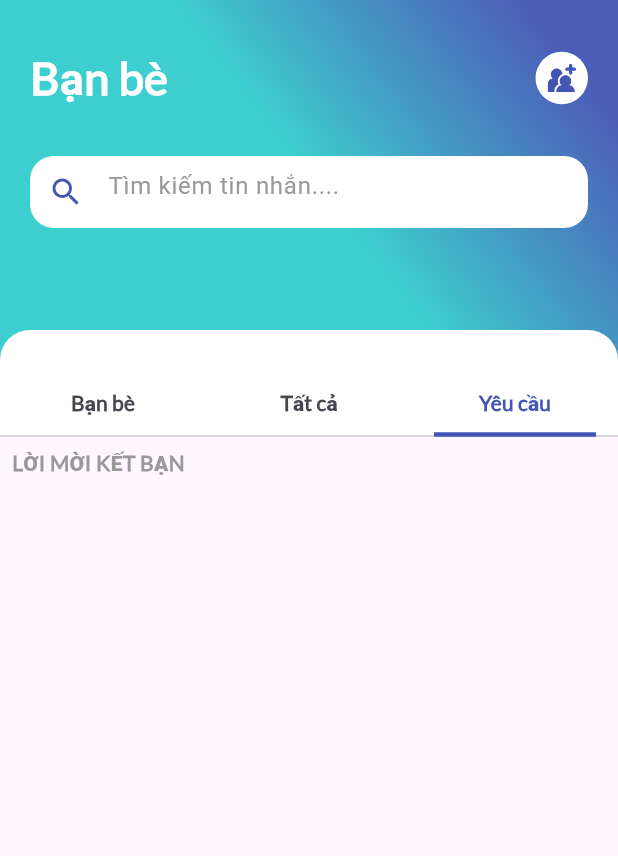
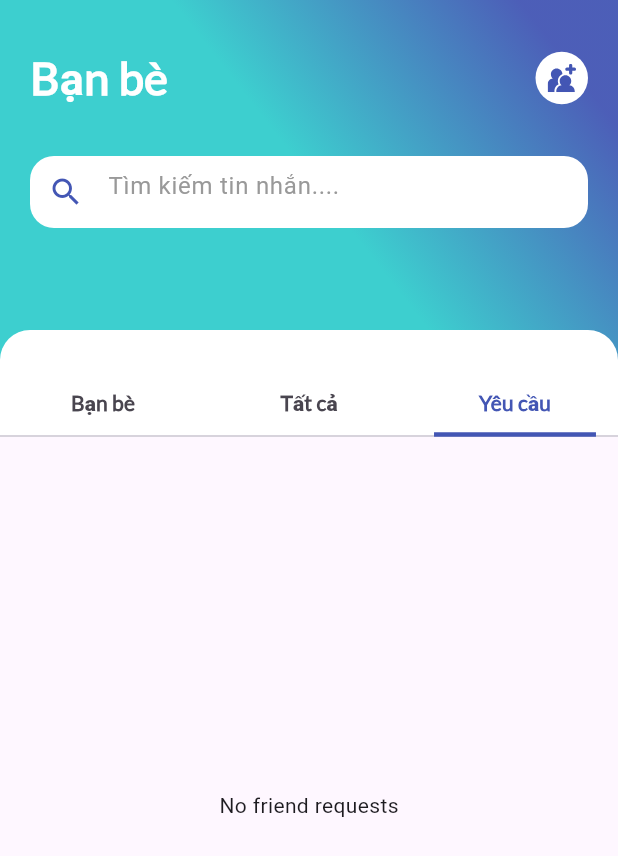
Before and after one commit to vuminhcute2k2/Asomewe_Chat, a Flutter app: the ListFriendsScreen screen opened by its route, tab 3 chosen, on a phone screen of 412 x 824 dp. Shown: the top 856 px of the screen. Run offline on Flutter 3.47's test engine with Material 3 defaults, Android fonts, the phone set to English and light mode, and no system bars; our stand-ins replace cloud_firestore, firebase_auth, firebase_core, firebase_database, firebase_storage, flutter_svg and 5 more; accounts and stored records are empty; network calls fail.

Commit message:
hiển thị thông tin người gửi lời mời kết bạn

```diff
--- a/awesome_chat/lib/app.dart
+++ b/awesome_chat/lib/app.dart
@@ -1,3 +1,4 @@
+import 'package:awesome_chat/app/modules/home/tapbarfriends/controller/requestfriends_controller.dart';
 import 'package:awesome_chat/app/modules/home/views/navigatorhome_screen.dart';
 import 'package:awesome_chat/app/modules/login/views/login_screen.dart';
 import 'package:awesome_chat/app/routers/app_routers.dart';
@@ -14,6 +15,9 @@ class AwesomeChat extends StatelessWidget {
       debugShowCheckedModeBanner: false,
       initialRoute: AppRouterName.Splash,
       onGenerateRoute: AppRouter.onGenerateRoute,
+      // initialBinding: BindingsBuilder(() {
+      //   Get.put(RequestFriendsController());
+      // }),
       home: StreamBuilder(
         stream: FirebaseAuth.instance.authStateChanges(),
         builder: (context, AsyncSnapshot<User?> snapshot) {
--- a/awesome_chat/lib/app/modules/home/tapbarfriends/views/allfriends_screen.dart
+++ b/awesome_chat/lib/app/modules/home/tapbarfriends/views/allfriends_screen.dart
@@ -76,7 +76,6 @@ class ItemAllFriends extends GetView<AllFriendsController> {
                                       title: Text(fullname ?? 'No name'),
                                       subtitle: Text(email ?? 'No email'),
                                       trailing: GestureDetector(
-
                                         onTap: () async {
                                           User? currentUser =
                                               FirebaseAuth.instance.currentUser;
@@ -89,7 +88,9 @@ class ItemAllFriends extends GetView<AllFriendsController> {
 
                                           if (currentUser != null) {
                                             senderId = currentUser.uid;
-                                            receiverId = userId;
+                                            receiverId = userData['uid'];
+                                            receiverName = userData['fullname'];
+                                            receiverPhotoUrl = userData['image'];
 
                                             try {
                                               DocumentSnapshot snapshot =
@@ -134,7 +135,6 @@ class ItemAllFriends extends GetView<AllFriendsController> {
                                             // Xử lý trường hợp không tìm thấy thông tin cần thiết
                                           }
                                         },
-
                                         child: Container(
                                           width: 73,
                                           height: 30,
--- a/awesome_chat/lib/app/modules/home/tapbarfriends/views/requestfriends_screen.dart
+++ b/awesome_chat/lib/app/modules/home/tapbarfriends/views/requestfriends_screen.dart
@@ -1,17 +1,62 @@
 import 'package:awesome_chat/themes/colors.dart';
 import 'package:flutter/material.dart';
+import 'package:get/get.dart';
+import 'package:awesome_chat/app/modules/home/tapbarfriends/controller/requestfriends_controller.dart';
 
-Widget ItemRequest() {
-  return const  Scaffold(
-    body: SingleChildScrollView(
-      child: Column(
-        children: [
-          Padding(
-            padding: EdgeInsets.all(8.0),
-            child: Text('LỜI MỜI KẾT BẠN',style: TextStyle(fontSize: 14,fontWeight: FontWeight.w800,fontFamily: 'lato',color: AppColors.colorGrayText),),
-          )
-        ],
-      ),
-    ),
-  );
+class RequestItem extends StatelessWidget {
+  final RequestFriendsController requestFriendsController = Get.put(RequestFriendsController());
+
+  @override
+  Widget build(BuildContext context) {
+    return Scaffold(
+      body: Obx(() {
+        if (requestFriendsController.incomingRequests.isEmpty) {
+          return const Center(
+            child: Text('No friend requests'),
+          );
+        } else {
+          return SingleChildScrollView(
+            child: Column(
+
+              children: [
+                const Padding(
+                  padding: EdgeInsets.all(20.0),
+                  child: Align(
+                    alignment: Alignment.centerLeft,
+                    child: Text('LỜI MỜI KẾT BẠN',style: TextStyle(color: AppColors.colorGrayText,fontSize: 16,fontWeight: FontWeight.w600),)),
+                ),
+                SizedBox(
+                  width: double.infinity,
+                  height: 300,
+                  child: ListView.builder(
+                    itemCount: requestFriendsController.incomingRequests.length,
+                    itemBuilder: (context, index) {
+                      final request = requestFriendsController.incomingRequests[index];
+                      final senderName = request['senderName'] ?? '';
+                      final senderPhotoUrl = request['senderPhotoUrl'] ?? '';
+
+                      return ListTile(
+                        leading: CircleAvatar(
+                          backgroundImage: NetworkImage(senderPhotoUrl),
+                        ),
+                        title: Text(
+                          senderName,
+                          style:const TextStyle(
+                            fontWeight: FontWeight.bold,
+                          ),
+                        ),
+                        onTap: () {
+                          // Xử lý khi người dùng nhấn vào một lời mời kết bạn
+                        },
+                      );
+                    },
+                  ),
+                ),
+              ],
+            ),
+          );
+        }
+      }),
+    );
+  }
 }
--- a/awesome_chat/lib/app/modules/home/views/listfriends_screen.dart
+++ b/awesome_chat/lib/app/modules/home/views/listfriends_screen.dart
@@ -1,5 +1,6 @@
 import 'package:awesome_chat/app/modules/home/tapbarfriends/controller/allfriends_controller.dart';
 import 'package:awesome_chat/app/modules/home/tapbarfriends/controller/friends_controller.dart';
+import 'package:awesome_chat/app/modules/home/tapbarfriends/controller/requestfriends_controller.dart';
 import 'package:awesome_chat/app/modules/home/tapbarfriends/views/allfriends_screen.dart';
 import 'package:awesome_chat/app/modules/home/tapbarfriends/views/friends_screen.dart';
 import 'package:awesome_chat/app/modules/home/tapbarfriends/views/requestfriends_screen.dart';
@@ -20,13 +21,14 @@ class _ListFriendsScreenState extends State<ListFriendsScreen>
   late TabController tabviewController;
   final AllFriendsController allFriendsController =
       Get.put(AllFriendsController());
-
+  // final RequestFriendsController requestFriendsController = Get.put(RequestFriendsController());
   @override
   void initState() {
     super.initState();
     tabviewController = TabController(length: 3, vsync: this);
     if (tabviewController != null) {
       Get.put(FriendsController());
+      // Get.put(RequestFriendsController()); // Thêm controller mới
     }
   }
 
@@ -211,7 +213,14 @@ class _ListFriendsScreenState extends State<ListFriendsScreen>
                               return ItemAllFriends();
                             }
                           }),
-                          ItemRequest(),
+                          Obx(() {
+                            if (allFriendsController.isLoading.value) {
+                              return const Center(child: CircularProgressIndicator());
+                            } else {
+                              return RequestItem();
+
+                            }
+                          }),
                         ],
                       ),
                     ),
--- a/awesome_chat/lib/app/modules/home/views/navigatorhome_screen.dart
+++ b/awesome_chat/lib/app/modules/home/views/navigatorhome_screen.dart
@@ -112,7 +112,7 @@ class _NavigatorHomeScreenState extends State<NavigatorHomeScreen> {
                 minWidth: 40,
                 onPressed: () {
                   setState(() {
-                    currentScreen = const ListFriendsScreen();
+                   currentScreen = const ListFriendsScreen();
                     currentTab = 1;
                   });
                 },
--- a/awesome_chat/lib/app/modules/splash/views/splash_screen.dart
+++ b/awesome_chat/lib/app/modules/splash/views/splash_screen.dart
@@ -24,7 +24,7 @@ class _SplashScreenState extends State<SplashScreen> {
     //   // );
     //   Get.offAndToNamed(AppRouterName.Continue);
     // });
-    splashController.requestPermission();
+    //splashController.requestPermission();
     super.initState();
 
   }
--- a/awesome_chat/lib/main.dart
+++ b/awesome_chat/lib/main.dart
@@ -1,4 +1,6 @@
 import 'package:awesome_chat/app.dart';
+import 'package:awesome_chat/app/modules/home/tapbarfriends/controller/requestfriends_controller.dart';
+import 'package:awesome_chat/service/store_service.dart';
 import 'package:firebase_core/firebase_core.dart';
 import 'package:flutter/material.dart';
 import 'package:get/get.dart';
--- a/awesome_chat/lib/service/store_service.dart
+++ b/awesome_chat/lib/service/store_service.dart
@@ -10,4 +10,8 @@ class StoreServices {
     return FirebaseFirestore.instance.collection('users').where('uid', isEqualTo: id).get();
   }
 
+  getCurrentUserID() {}
+
+  getIncomingFriendRequests(String currentUserID) {}
+
 }
```
Also changed, not shown: awesome_chat/lib/app/modules/home/tapbarfriends/controller/allfriends_controller.dart (+6 -11 lines), awesome_chat/lib/app/modules/home/tapbarfriends/controller/requestfriends_controller.dart (added, +57 -0 lines), awesome_chat/lib/app/modules/splash/controller/splash_controller.dart (+8 -2 lines), awesome_chat/lib/model/request_friends.dart (+12 -0 lines), awesome_chat/lib/service/firebase_service.dart (added, +37 -0 lines).
